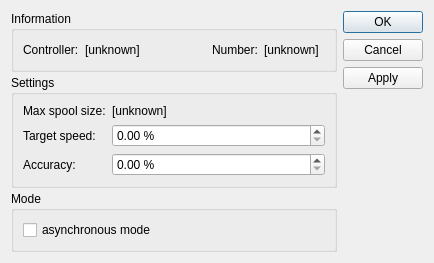
This is FirgelliLAC/dialogFirgelliLAC.ui in itom-project/plugins as Qt 5 draws it before an edit. The edited form follows.
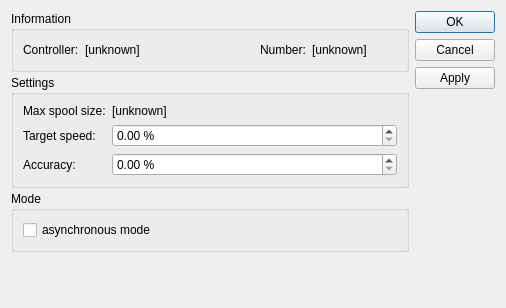
This is the edited form.

Diff of the .ui file:
```diff
--- a/FirgelliLAC/dialogFirgelliLAC.ui
+++ b/FirgelliLAC/dialogFirgelliLAC.ui
@@ -6,8 +6,8 @@
    <rect>
     <x>0</x>
     <y>0</y>
-    <width>434</width>
-    <height>256</height>
+    <width>506</width>
+    <height>308</height>
    </rect>
   </property>
   <property name="windowTitle">
```
